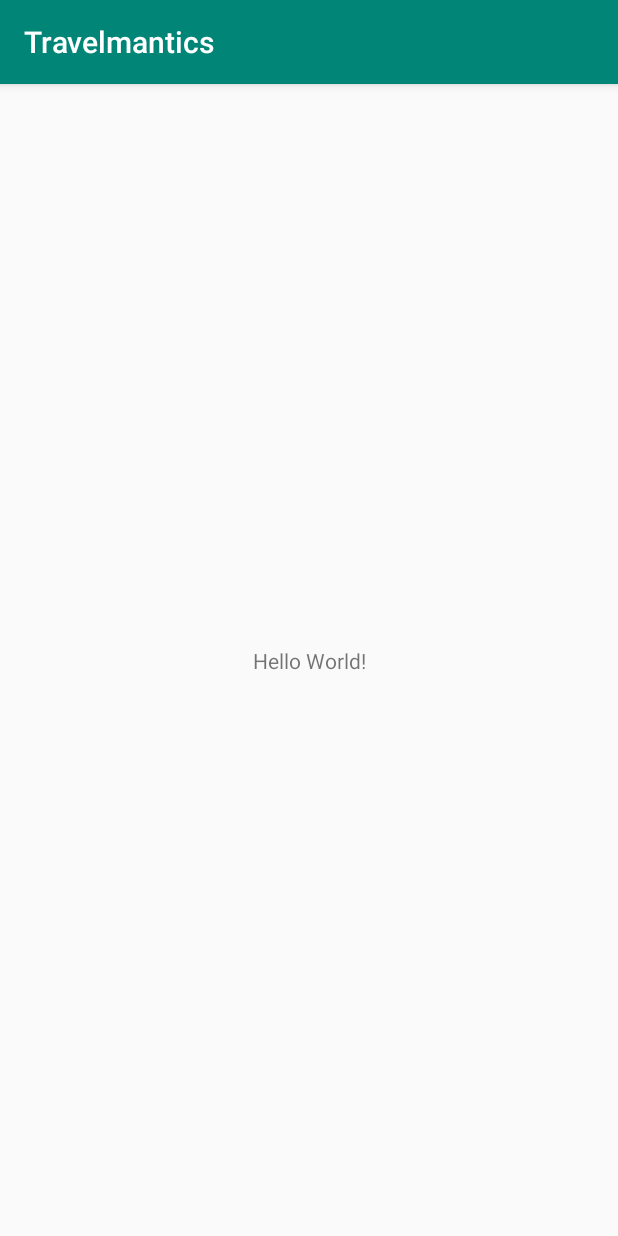
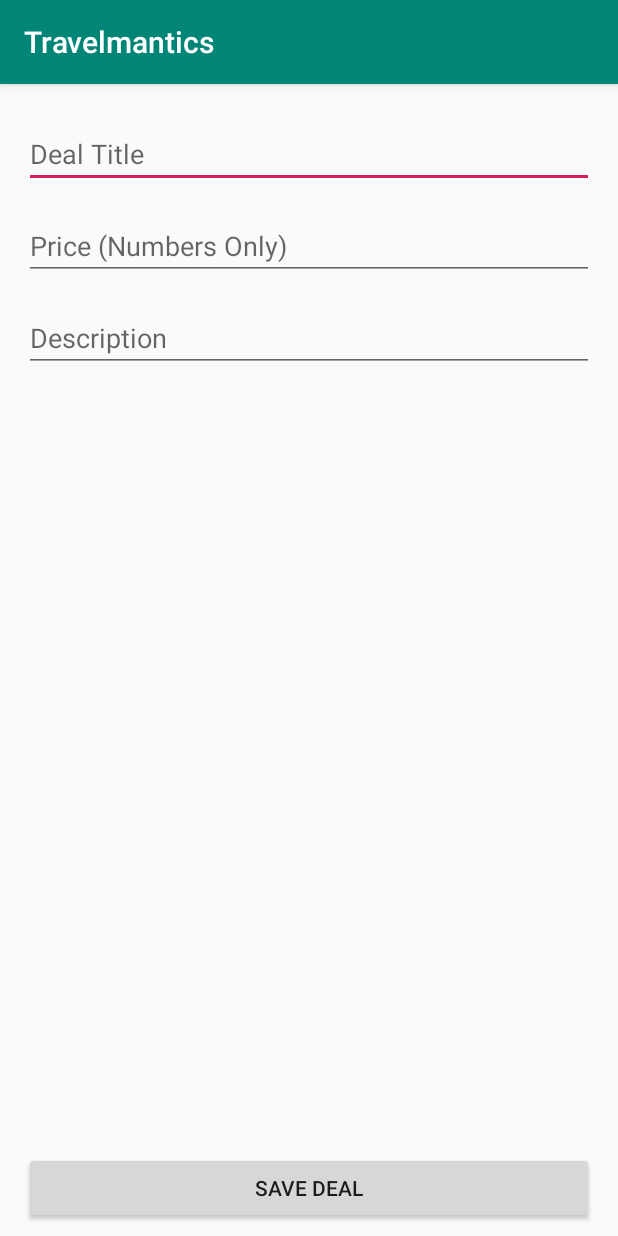
Before and after one commit to emkayDauda/Travelmantics, an Android app: the screen it shows after launch (InsertActivity), on a phone screen of 412 x 824 dp. Run offline under Robolectric (Android 15) with nearby library versions, the phone set to English and light mode, and no system bars.

Commit message:
Complete UI for InsertActivity

```diff
--- a/app/build.gradle
+++ b/app/build.gradle
@@ -34,6 +34,7 @@ dependencies {
     implementation 'com.google.firebase:firebase-auth:18.1.0'
     implementation 'com.firebaseui:firebase-ui-auth:5.0.0'
 
+    implementation 'com.google.firebase:firebase-database:18.0.1'
     testImplementation 'junit:junit:4.12'
     androidTestImplementation 'androidx.test:runner:1.2.0'
     androidTestImplementation 'androidx.test.espresso:espresso-core:3.2.0'
--- a/app/src/main/res/layout/activity_insert.xml
+++ b/app/src/main/res/layout/activity_insert.xml
@@ -6,14 +6,38 @@
         android:layout_width="match_parent"
         android:layout_height="match_parent"
         tools:context=".InsertActivity">
-
-    <TextView
-            android:layout_width="wrap_content"
+    <EditText
+            android:layout_width="0dp"
             android:layout_height="wrap_content"
-            android:text="Hello World!"
-            app:layout_constraintBottom_toBottomOf="parent"
-            app:layout_constraintLeft_toLeftOf="parent"
-            app:layout_constraintRight_toRightOf="parent"
-            app:layout_constraintTop_toTopOf="parent"/>
-
+            android:inputType="textPersonName"
+            android:id="@+id/inputName"
+            app:layout_constraintTop_toTopOf="parent" app:layout_constraintStart_toStartOf="parent"
+            android:layout_marginTop="24dp" app:layout_constraintEnd_toEndOf="parent"
+            android:layout_marginStart="16dp" android:layout_marginEnd="16dp" android:hint="@string/deal_title"/>
+    <EditText
+            android:layout_width="0dp"
+            android:layout_height="wrap_content"
+            android:inputType="textPersonName"
+            android:id="@+id/inputPrice"
+            android:layout_marginTop="16dp" app:layout_constraintTop_toBottomOf="@+id/inputName"
+            android:layout_marginEnd="16dp"
+            app:layout_constraintEnd_toEndOf="parent" android:layout_marginStart="16dp"
+            app:layout_constraintStart_toStartOf="parent" android:hint="@string/price_numbers_only"/>
+    <EditText
+            android:layout_width="0dp"
+            android:layout_height="wrap_content"
+            android:inputType="textPersonName"
+            android:id="@+id/inputDescription"
+            app:layout_constraintStart_toStartOf="parent" android:layout_marginTop="16dp"
+            android:layout_marginStart="16dp"
+            app:layout_constraintTop_toBottomOf="@+id/inputPrice" android:layout_marginEnd="16dp"
+            app:layout_constraintEnd_toEndOf="parent" android:hint="@string/description"/>
+    <Button
+            android:text="@string/save_deal"
+            android:layout_width="0dp"
+            android:layout_height="wrap_content"
+            android:id="@+id/button" android:layout_marginBottom="8dp"
+            app:layout_constraintBottom_toBottomOf="parent" app:layout_constraintStart_toStartOf="parent"
+            android:layout_marginStart="16dp" app:layout_constraintEnd_toEndOf="parent"
+            android:layout_marginEnd="16dp"/>
 </androidx.constraintlayout.widget.ConstraintLayout>
--- a/app/src/main/res/values/strings.xml
+++ b/app/src/main/res/values/strings.xml
@@ -1,3 +1,7 @@
 <resources>
     <string name="app_name">Travelmantics</string>
+    <string name="deal_title">Deal Title</string>
+    <string name="price_numbers_only">Price (Numbers Only)</string>
+    <string name="description">Description</string>
+    <string name="save_deal">Save Deal</string>
 </resources>
```
